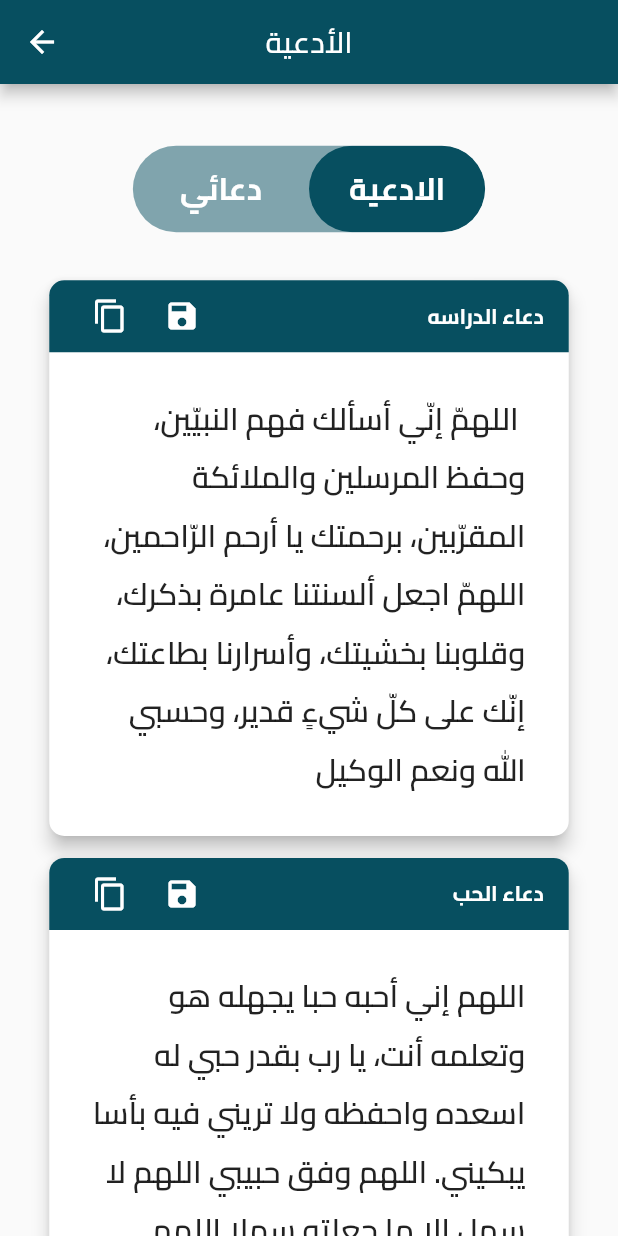
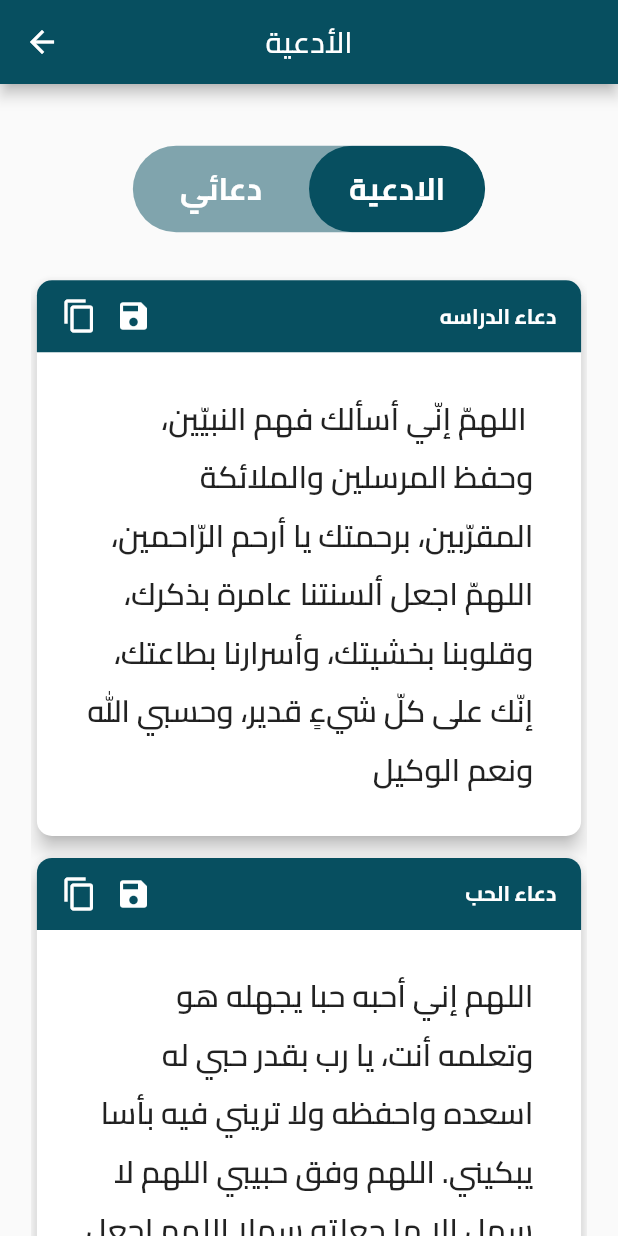
Before and after one commit to ZiadElsaadany/quran_project, a Flutter app: the DoaaView screen opened by its route, after a tap on "الادعية", on a phone screen of 412 x 824 dp. Run offline on Flutter 3.47's test engine with Material 2 defaults, Android fonts, the phone set to English and light mode, and no system bars; our stand-ins replace awesome_dialog, hive, hive_flutter, simple_animations, supercharged; accounts and stored records are empty; generated files the repository leaves out were written again; network calls fail.

```diff
--- a/lib/view/doaa/doaa_card.dart
+++ b/lib/view/doaa/doaa_card.dart
@@ -12,7 +12,6 @@ class DoaaCard extends StatelessWidget {
   Widget build(BuildContext context) {
     return Padding(
       padding:  EdgeInsets.symmetric(
-        horizontal: returnWidthMediaQuery(ctx: context, size: 0.07) ,
         vertical: returnHeightMediaQuery(ctx: context, size: 0.004) ,
       ),
       child: Card(
@@ -49,10 +48,9 @@ class DoaaCard extends StatelessWidget {
                   IconButton(icon: const Icon( Icons.save) ,
                     onPressed: ( ) { },
                     color: Colors.white,),
-                  IconButton(icon: const Icon( Icons.copy) ,
-                    onPressed: ( ) { },
-                    color: Colors.white,),
-
+                 Icon( Icons.copy,
+                 color: Colors.white,
+                 ) ,
                 ],
               ),
             ),
@@ -61,8 +59,12 @@ class DoaaCard extends StatelessWidget {
                   horizontal: returnWidthMediaQuery(ctx: context, size: 0.07) ,
                   vertical: returnHeightMediaQuery(ctx: context, size: 0.03)
               ),
-              child: Text(
+              child: SelectableText(
                 content,
+                onTap: ( ) {
+                  print ('copied');
+                } ,
+
                 style: TextStyle (
                     fontWeight: FontWeight.w600,
                     fontSize: returnFontSizeMediaQuery(ctx: context,size: 0.025)
--- a/lib/view/doaa/doaa_view_body.dart
+++ b/lib/view/doaa/doaa_view_body.dart
@@ -36,6 +36,10 @@ class _DoaaViewBodyState extends State<DoaaViewBody> {
           width: double.infinity,
           child: FadeAnimation(
             1,
+            child: Padding(
+              padding:  EdgeInsets.symmetric(
+                horizontal: returnWidthMediaQuery(ctx: context, size: 0.05) ,
+              ),
               child: Column(
                 mainAxisAlignment: MainAxisAlignment.center,
                 children: [
@@ -110,6 +114,7 @@ class _DoaaViewBodyState extends State<DoaaViewBody> {
                 ],
               ),
             ),
+          ),
         );
       }),
     );
```
Also changed, not shown: lib/view/doaa/custom_dismissible_card.dart (+23 -0 lines). Lines whose indentation alone changed are shown as unchanged.
